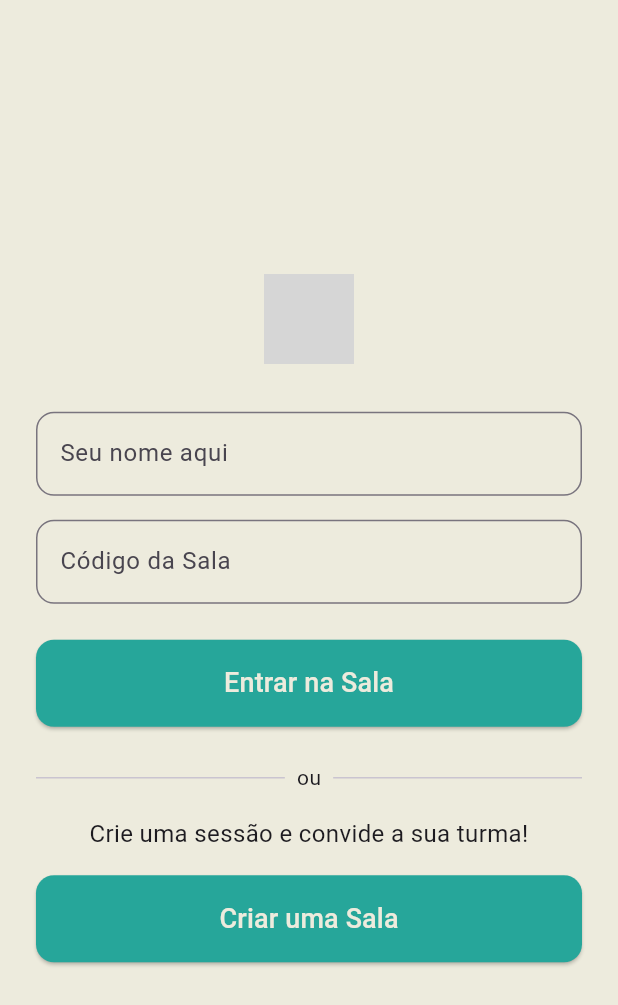
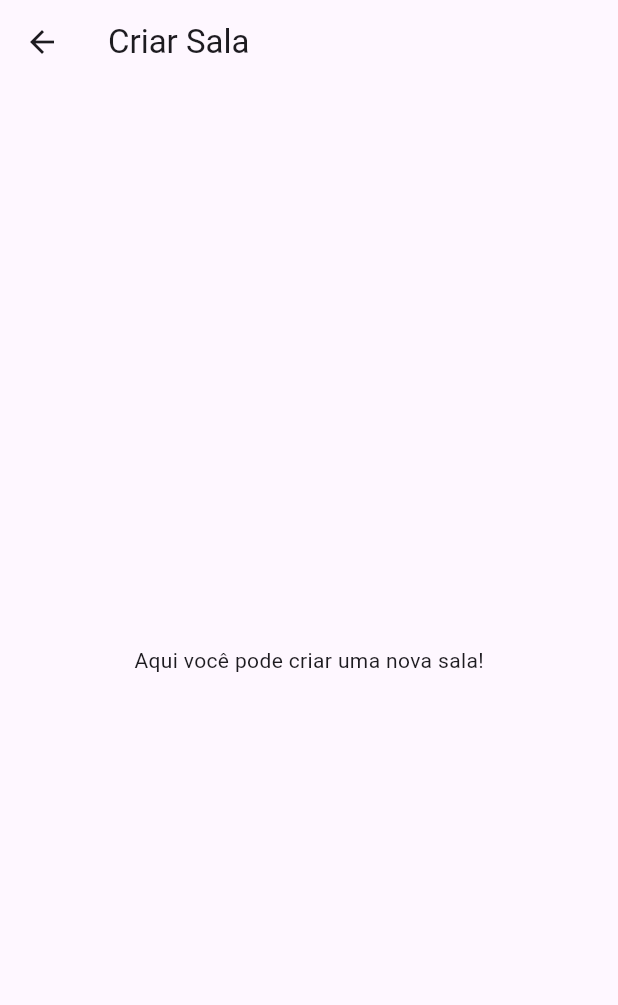
Before and after one commit to isagusmao97/movie_choice, a Flutter app: the screen it shows after launch, after a tap on "Criar uma Sala", on a phone screen of 412 x 824 dp. Shown: the top 1005 px of the screen. Run offline on Flutter 3.47's test engine with Material 3 defaults, Android fonts, the light colour scheme and no system bars; grey boxes are pictures that could not be loaded.

Commit message:
correção de caminho de imagens e criação de outra página.

```diff
--- /dev/null
+++ b/lib/recursos/telas/criar_sala.dart
@@ -0,0 +1,15 @@
+import 'package:flutter/material.dart';
+
+class CriarSala extends StatelessWidget {
+  const CriarSala({super.key});
+
+  @override
+  Widget build(BuildContext context) {
+    return Scaffold(
+      appBar: AppBar(title: const Text('Criar Sala')),
+      body: const Center(
+        child: Text('Aqui você pode criar uma nova sala!'),
+      ),
+    );
+  }
+}
--- a/lib/recursos/telas/pagina_home.dart
+++ b/lib/recursos/telas/pagina_home.dart
@@ -1,6 +1,7 @@
 
 import 'package:flutter/material.dart';
 import 'package:movie_choice/app_colors.dart';
+import 'package:movie_choice/recursos/telas/criar_sala.dart';
 import 'package:movie_choice/recursos/telas/segunda_pagina.dart';
 
 class Home extends StatefulWidget {
@@ -8,6 +9,7 @@ class Home extends StatefulWidget {
 
   @override
 
+  // ignore: library_private_types_in_public_api
   _HomeState createState() => _HomeState();
 }
 
@@ -29,10 +31,10 @@ class _HomeState extends State<Home> {
               children: [
                 // Logo no topo
                 SizedBox(
-                  width: 60,
-                  height: 60,
+                  width: 80,
+                  height: 80,
                   child: Image.asset(
-                    'lib/images/cinema.png', // caminho da sua logo
+                    'lib/recursos/images/cinema.png', // caminho da sua logo
                     fit: BoxFit.contain,
                   ),
                 ),
@@ -121,7 +123,13 @@ class _HomeState extends State<Home> {
                       ),
                     ),
                     onPressed: () {
-                      // Aqui você pode colocar a navegação para criar sala
+                      // Aqui a navegação para criar sala
+                       Navigator.push(
+                      context,
+                      MaterialPageRoute(
+                        builder: (context) => const CriarSala(),
+                      ),
+                    );
                     },
                     child: const Text(
                       'Criar uma Sala',
```
